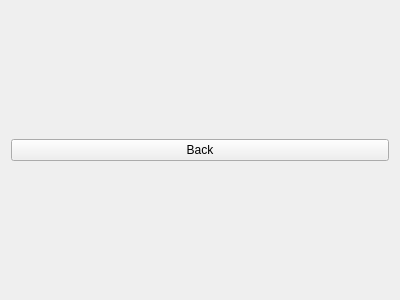
The window that src/ui/MazeViewing.ui (Bats6789/MazeViewer) describes before a commit, drawn with Qt 5.
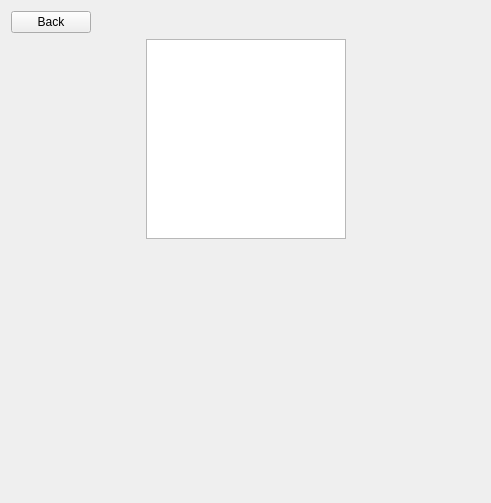
The same window after the commit. Custom widgets are drawn as their Qt base class.

Patch:
```diff
--- a/src/ui/MazeViewing.ui
+++ b/src/ui/MazeViewing.ui
@@ -6,23 +6,148 @@
    <rect>
     <x>0</x>
     <y>0</y>
-    <width>400</width>
-    <height>300</height>
+    <width>491</width>
+    <height>503</height>
    </rect>
   </property>
+  <property name="sizePolicy">
+   <sizepolicy hsizetype="Minimum" vsizetype="Minimum">
+    <horstretch>0</horstretch>
+    <verstretch>0</verstretch>
+   </sizepolicy>
+  </property>
   <property name="windowTitle">
    <string>Form</string>
   </property>
-  <layout class="QGridLayout" name="gridLayout">
-   <item row="0" column="0">
-    <widget class="QPushButton" name="BackButton">
-     <property name="text">
-      <string>Back</string>
+  <layout class="QVBoxLayout" name="verticalLayout">
+   <item>
+    <layout class="QHBoxLayout" name="horizontalLayout">
+     <item alignment="Qt::AlignTop">
+      <widget class="QPushButton" name="backButton">
+       <property name="sizePolicy">
+        <sizepolicy hsizetype="Fixed" vsizetype="Fixed">
+         <horstretch>0</horstretch>
+         <verstretch>0</verstretch>
+        </sizepolicy>
+       </property>
+       <property name="text">
+        <string>Back</string>
+       </property>
+      </widget>
+     </item>
+     <item>
+      <spacer name="horizontalSpacer">
+       <property name="orientation">
+        <enum>Qt::Horizontal</enum>
+       </property>
+       <property name="sizeHint" stdset="0">
+        <size>
+         <width>0</width>
+         <height>20</height>
+        </size>
+       </property>
+      </spacer>
+     </item>
+    </layout>
+   </item>
+   <item>
+    <layout class="QHBoxLayout" name="horizontalLayout_2">
+     <property name="spacing">
+      <number>0</number>
      </property>
-    </widget>
+     <item>
+      <spacer name="horizontalSpacer_2">
+       <property name="orientation">
+        <enum>Qt::Horizontal</enum>
+       </property>
+       <property name="sizeType">
+        <enum>QSizePolicy::Expanding</enum>
+       </property>
+       <property name="sizeHint" stdset="0">
+        <size>
+         <width>0</width>
+         <height>0</height>
+        </size>
+       </property>
+      </spacer>
+     </item>
+     <item alignment="Qt::AlignHCenter|Qt::AlignVCenter">
+      <widget class="MazeViewer" name="graphicsView">
+       <property name="sizePolicy">
+        <sizepolicy hsizetype="Maximum" vsizetype="Maximum">
+         <horstretch>0</horstretch>
+         <verstretch>0</verstretch>
+        </sizepolicy>
+       </property>
+       <property name="minimumSize">
+        <size>
+         <width>200</width>
+         <height>200</height>
+        </size>
+       </property>
+       <property name="verticalScrollBarPolicy">
+        <enum>Qt::ScrollBarAlwaysOff</enum>
+       </property>
+       <property name="horizontalScrollBarPolicy">
+        <enum>Qt::ScrollBarAlwaysOff</enum>
+       </property>
+       <property name="sizeAdjustPolicy">
+        <enum>QAbstractScrollArea::AdjustToContents</enum>
+       </property>
+       <property name="backgroundBrush">
+        <brush brushstyle="SolidPattern">
+         <color alpha="255">
+          <red>255</red>
+          <green>255</green>
+          <blue>255</blue>
+         </color>
+        </brush>
+       </property>
+      </widget>
+     </item>
+     <item>
+      <spacer name="horizontalSpacer_3">
+       <property name="orientation">
+        <enum>Qt::Horizontal</enum>
+       </property>
+       <property name="sizeType">
+        <enum>QSizePolicy::Expanding</enum>
+       </property>
+       <property name="sizeHint" stdset="0">
+        <size>
+         <width>0</width>
+         <height>0</height>
+        </size>
+       </property>
+      </spacer>
+     </item>
+    </layout>
+   </item>
+   <item>
+    <spacer name="verticalSpacer">
+     <property name="orientation">
+      <enum>Qt::Vertical</enum>
+     </property>
+     <property name="sizeType">
+      <enum>QSizePolicy::MinimumExpanding</enum>
+     </property>
+     <property name="sizeHint" stdset="0">
+      <size>
+       <width>10</width>
+       <height>0</height>
+      </size>
+     </property>
+    </spacer>
    </item>
   </layout>
  </widget>
+ <customwidgets>
+  <customwidget>
+   <class>MazeViewer</class>
+   <extends>QGraphicsView</extends>
+   <header>MazeViewer.h</header>
+  </customwidget>
+ </customwidgets>
  <resources/>
  <connections/>
 </ui>
```
